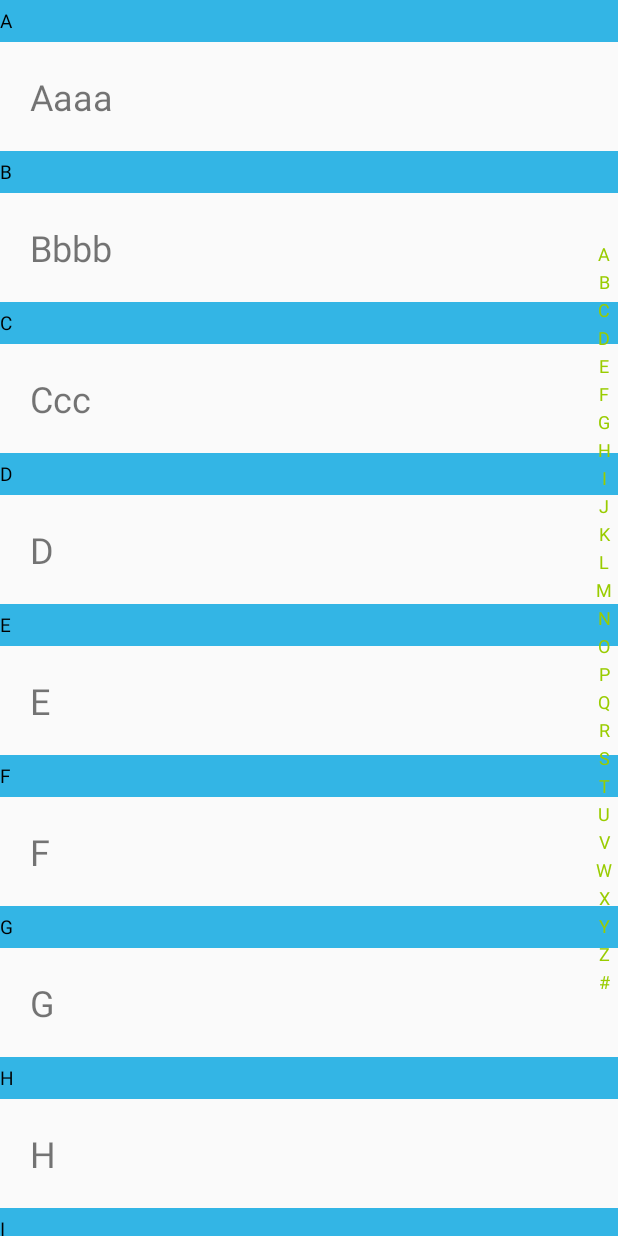
After one commit to AllenWen/android-collection, an Android app: the IndexBarActivity screen opened directly, with no data from a screen before it, on a phone screen of 412 x 824 dp. The commit adds this screen. Run offline under Robolectric (Android 15) with nearby library versions, the phone set to English and light mode, and no system bars.

Commit message:
indexBar

```diff
--- a/app/build.gradle
+++ b/app/build.gradle
@@ -41,4 +41,5 @@ android {
 
 dependencies {
     implementation 'androidx.appcompat:appcompat:1.6.1'
+    implementation 'androidx.recyclerview:recyclerview:1.3.1'
 }
--- a/app/src/main/AndroidManifest.xml
+++ b/app/src/main/AndroidManifest.xml
@@ -26,7 +26,8 @@
         <activity android:name=".inputFilter.InputFilterActivity" />
         <activity android:name=".chart.ChartActivity" />
         <activity android:name=".suffix.SuffixActivity" />
-        <activity android:name=".popup.PopupWindowActivity"/>
+        <activity android:name=".popup.PopupWindowActivity" />
+        <activity android:name=".indexBar.IndexBarActivity" />
     </application>
 
 </manifest>
--- a/app/src/main/java/com/example/app/MainActivity.kt
+++ b/app/src/main/java/com/example/app/MainActivity.kt
@@ -5,6 +5,7 @@ import android.content.Intent
 import android.os.Bundle
 import android.widget.Button
 import com.example.app.chart.ChartActivity
+import com.example.app.indexBar.IndexBarActivity
 import com.example.app.inputFilter.InputFilterActivity
 import com.example.app.popup.PopupWindowActivity
 import com.example.app.suffix.SuffixActivity
@@ -15,7 +16,7 @@ class MainActivity : Activity() {
         setContentView(R.layout.activity_main)
 
         //输入过滤器
-        findViewById<Button>(R.id.input_filter).setOnClickListener {
+        findViewById<Button>(R.id.inputFilter).setOnClickListener {
             startActivity(Intent(this, InputFilterActivity::class.java))
         }
 
@@ -33,5 +34,10 @@ class MainActivity : Activity() {
         findViewById<Button>(R.id.popup).setOnClickListener {
             startActivity(Intent(this, PopupWindowActivity::class.java))
         }
+
+        //侧边索引条
+        findViewById<Button>(R.id.indexBar).setOnClickListener {
+            startActivity(Intent(this, IndexBarActivity::class.java))
+        }
     }
 }
--- /dev/null
+++ b/app/src/main/java/com/example/app/indexBar/IndexAdapter.kt
@@ -0,0 +1,37 @@
+package com.example.app.indexBar
+
+import android.content.Context
+import android.view.LayoutInflater
+import android.view.View
+import android.view.ViewGroup
+import android.widget.TextView
+import android.widget.Toast
+import androidx.recyclerview.widget.RecyclerView
+import com.example.app.R
+
+class IndexAdapter(private val context: Context, private val data: List<String>) :
+    RecyclerView.Adapter<IndexAdapter.ViewHolder>() {
+    override fun onCreateViewHolder(parent: ViewGroup, viewType: Int): ViewHolder {
+        return ViewHolder(LayoutInflater.from(context).inflate(R.layout.item_index, parent, false))
+    }
+
+    override fun getItemCount(): Int {
+        return data.size
+    }
+
+    override fun onBindViewHolder(holder: ViewHolder, position: Int) {
+        val str = data[position]
+        holder.tv.text = str
+        holder.tv.setOnClickListener {
+            Toast.makeText(context, str, Toast.LENGTH_SHORT).show()
+        }
+    }
+
+    class ViewHolder(itemView: View) : RecyclerView.ViewHolder(itemView) {
+        var tv: TextView
+
+        init {
+            tv = itemView.findViewById<View>(R.id.tv) as TextView
+        }
+    }
+}
--- /dev/null
+++ b/app/src/main/java/com/example/app/indexBar/IndexBar.kt
@@ -0,0 +1,168 @@
+package com.example.app.indexBar
+
+import android.content.Context
+import android.graphics.Canvas
+import android.graphics.Paint
+import android.graphics.Rect
+import android.util.AttributeSet
+import android.view.MotionEvent
+import android.view.View
+import androidx.core.content.ContextCompat
+import java.lang.Math.max
+import java.lang.Math.min
+
+class IndexBar : View {
+    private var mWidth = 0
+    private var mHeight = 0
+    private var mPaint: Paint
+    private var mPressColor: Int
+    private var mGap = 0f
+    private val mOffset = 12
+    private var mIndexStrings = arrayListOf<String>()
+    private var mListener: IndexBarListener? = null
+
+    interface IndexBarListener {
+        fun onPress(pos: Int, index: String)
+        fun onRelease()
+    }
+
+    constructor(context: Context) : this(context, null)
+
+    constructor(context: Context, attributeSet: AttributeSet?) : super(context, attributeSet) {
+//        val typedArray = context.obtainStyledAttributes(attributeSet, R.styleable.s)
+        val textColor = ContextCompat.getColor(context, android.R.color.holo_green_light)
+        val indexTextSize = sp2px(context, 12f).toInt()
+        mPressColor = ContextCompat.getColor(context, android.R.color.darker_gray)
+        mPaint = Paint().apply {
+            color = textColor
+            textSize = indexTextSize.toFloat()
+            isAntiAlias = true
+        }
+    }
+
+    override fun onMeasure(widthMeasureSpec: Int, heightMeasureSpec: Int) {
+        super.onMeasure(widthMeasureSpec, heightMeasureSpec)
+        var measureWidth = 0
+        var measureHeight = 0
+        val indexRect = Rect()
+        mIndexStrings.forEach {
+            mPaint.getTextBounds(it, 0, it.length, indexRect)
+            measureWidth = max(indexRect.width() + mOffset, measureWidth)
+            measureHeight = max(indexRect.height() + mOffset, measureHeight)
+        }
+        measureHeight *= mIndexStrings.size
+        when (MeasureSpec.getMode(widthMeasureSpec)) {
+            MeasureSpec.EXACTLY -> measureWidth = MeasureSpec.getSize(widthMeasureSpec)
+            MeasureSpec.AT_MOST -> measureWidth =
+                min(measureWidth, MeasureSpec.getSize(widthMeasureSpec))
+
+            MeasureSpec.UNSPECIFIED -> {
+            }
+        }
+        when (MeasureSpec.getMode(heightMeasureSpec)) {
+            MeasureSpec.EXACTLY -> measureHeight = MeasureSpec.getSize(heightMeasureSpec)
+            MeasureSpec.AT_MOST -> measureHeight =
+                min(measureHeight, MeasureSpec.getSize(heightMeasureSpec))
+
+            MeasureSpec.UNSPECIFIED -> {
+            }
+        }
+        setMeasuredDimension(measureWidth, measureHeight)
+    }
+
+    override fun onDraw(canvas: Canvas?) {
+        mIndexStrings.forEachIndexed { index, s ->
+            val baseline = (mGap - mPaint.fontMetrics.bottom - mPaint.fontMetrics.top) / 2
+            canvas?.drawText(
+                s,
+                (mWidth - mPaint.measureText(s)) / 2,
+                paddingTop + mGap * index + baseline,
+                mPaint
+            )
+        }
+    }
+
+    override fun onTouchEvent(event: MotionEvent?): Boolean {
+        when (event?.action) {
+            MotionEvent.ACTION_DOWN, MotionEvent.ACTION_MOVE -> {
+                if (event.action == MotionEvent.ACTION_DOWN) {
+                    setBackgroundColor(mPressColor)
+                }
+                val y = event.y
+                var index = ((y - paddingTop) / mGap).toInt()
+                when {
+                    index < 0 -> index = 0
+                    index >= mIndexStrings.size -> index = mIndexStrings.size - 1
+                }
+                mListener?.onPress(index, mIndexStrings[index])
+            }
+
+            else -> {
+                setBackgroundColor(ContextCompat.getColor(context, android.R.color.transparent))
+                mListener?.onRelease()
+            }
+        }
+        return true
+    }
+
+    override fun onSizeChanged(w: Int, h: Int, oldw: Int, oldh: Int) {
+        super.onSizeChanged(w, h, oldw, oldh)
+        mWidth = w
+        mHeight = h
+        computeGap()
+    }
+
+    private fun computeGap() {
+        mGap = (mHeight - paddingTop - paddingBottom) / mIndexStrings.size.toFloat()
+    }
+
+    fun setListener(listener: IndexBarListener) {
+        mListener = listener
+    }
+
+    fun setIndexList(list: List<String>) {
+        mIndexStrings.clear()
+        if (list.isNullOrEmpty()) {
+            mIndexStrings.addAll(
+                arrayListOf(
+                    "A",
+                    "B",
+                    "C",
+                    "D",
+                    "E",
+                    "F",
+                    "G",
+                    "H",
+                    "I",
+                    "J",
+                    "K",
+                    "L",
+                    "M",
+                    "N",
+                    "O",
+                    "P",
+                    "Q",
+                    "R",
+                    "S",
+                    "T",
+                    "U",
+                    "V",
+                    "W",
+                    "X",
+                    "Y",
+                    "Z",
+                    "#"
+                )
+            )
+        } else {
+            mIndexStrings.addAll(list)
+        }
+        computeGap()
+    }
+
+    fun sp2px(context: Context, spValue: Float): Float {
+        val fontScale = context.resources.displayMetrics.scaledDensity
+        return (spValue * fontScale + 0.5f)
+    }
+
+}
--- /dev/null
+++ b/app/src/main/java/com/example/app/indexBar/IndexBarActivity.kt
@@ -0,0 +1,73 @@
+package com.example.app.indexBar
+
+import android.app.Activity
+import android.os.Bundle
+import android.view.View
+import android.widget.TextView
+import androidx.recyclerview.widget.LinearLayoutManager
+import androidx.recyclerview.widget.RecyclerView
+import com.example.app.R
+
+class IndexBarActivity : Activity() {
+    private val mList = arrayListOf(
+        "Aaaa",
+        "Bbbb",
+        "Ccc",
+        "D",
+        "E",
+        "F",
+        "G",
+        "H",
+        "I",
+        "J",
+        "K",
+        "L",
+        "M",
+        "N",
+        "O",
+        "P",
+        "Qx",
+        "R",
+        "S",
+        "T",
+        "U",
+        "V",
+        "Www",
+        "X",
+        "Y",
+        "Z",
+        "#"
+    )
+
+    override fun onCreate(savedInstanceState: Bundle?) {
+        super.onCreate(savedInstanceState)
+        setContentView(R.layout.activity_index_bar)
+
+        val recyclerView = findViewById<RecyclerView>(R.id.recyclerView)
+        val indexBar = findViewById<IndexBar>(R.id.indexBar)
+        val indexTextView = findViewById<TextView>(R.id.index)
+
+        val layoutManager = LinearLayoutManager(this)
+        indexBar.setIndexList(arrayListOf())
+        indexBar.setListener(object : IndexBar.IndexBarListener {
+            override fun onPress(pos: Int, index: String) {
+                indexTextView.visibility = View.VISIBLE
+                indexTextView.text = index
+                layoutManager.scrollToPositionWithOffset(
+                    mList.indexOfFirst { it[0].toString() == index },
+                    0
+                )
+            }
+
+            override fun onRelease() {
+                indexTextView.visibility = View.GONE
+            }
+        })
+        val decoration = StickySectionDecoration(
+            this,
+            mList.distinctBy { it[0] }.map { StickySection(true, it[0].toString()) })
+        recyclerView.addItemDecoration(decoration)
+        recyclerView.layoutManager = layoutManager
+        recyclerView.adapter = IndexAdapter(this, mList)
+    }
+}
--- /dev/null
+++ b/app/src/main/java/com/example/app/indexBar/StickySection.kt
@@ -0,0 +1,3 @@
+package com.example.app.indexBar
+
+data class StickySection(val isTitle: Boolean, val title: String)
--- /dev/null
+++ b/app/src/main/java/com/example/app/indexBar/StickySectionDecoration.kt
@@ -0,0 +1,115 @@
+package com.example.app.indexBar
+
+import android.content.Context
+import android.graphics.Canvas
+import android.graphics.Paint
+import android.graphics.Rect
+import android.view.View
+import androidx.core.content.ContextCompat
+import androidx.recyclerview.widget.LinearLayoutManager
+import androidx.recyclerview.widget.RecyclerView
+
+class StickySectionDecoration(val context: Context, val list: List<StickySection>) :
+    RecyclerView.ItemDecoration() {
+    private var mBounds: Rect = Rect()
+    private var fontColor: Int = ContextCompat.getColor(context, android.R.color.black)
+    private var bgColor: Int = ContextCompat.getColor(context, android.R.color.holo_blue_light)
+    private var mSectionHeight: Int = dp2px(context, 28f).toInt()
+    private var mPaint: Paint = Paint().apply {
+        textSize = sp2px(context, 12f)
+        isAntiAlias = true
+    }
+
+    override fun getItemOffsets(
+        outRect: Rect,
+        view: View,
+        parent: RecyclerView,
+        state: RecyclerView.State
+    ) {
+        super.getItemOffsets(outRect, view, parent, state)
+        val position = (view.layoutParams as RecyclerView.LayoutParams).viewLayoutPosition
+        if (list.isNullOrEmpty() || position < 0 || position >= list.size) {
+            return
+        }
+        if (list[position].isTitle) {
+            outRect[0, mSectionHeight, 0] = 0
+        }
+    }
+
+    override fun onDraw(c: Canvas, parent: RecyclerView, state: RecyclerView.State) {
+        super.onDraw(c, parent, state)
+        val left = parent.paddingLeft
+        val right = parent.width - parent.paddingRight
+        val childCount = parent.childCount
+        for (i in 0 until childCount) {
+            val child = parent.getChildAt(i)
+            val params = child.layoutParams as RecyclerView.LayoutParams
+            val position = params.viewLayoutPosition
+            if (list.isNullOrEmpty() || position < 0 || position >= list.size || !list[position].isTitle) {
+                continue
+            }
+            mPaint.color = bgColor
+            c.drawRect(
+                left.toFloat(),
+                (child.top - params.topMargin - mSectionHeight).toFloat(),
+                right.toFloat(),
+                (child.top - params.topMargin).toFloat(),
+                mPaint
+            )
+            mPaint.color = fontColor
+            mPaint.getTextBounds(list[position].title, 0, list[position].title.length, mBounds)
+            c.drawText(
+                list[position].title,
+                child.paddingLeft.toFloat(),
+                child.top - params.topMargin - (mSectionHeight / 2f - mBounds.height() / 2f),
+                mPaint
+            )
+        }
+    }
+
+    override fun onDrawOver(c: Canvas, parent: RecyclerView, state: RecyclerView.State) {
+        val position =
+            (parent.layoutManager as LinearLayoutManager?)!!.findFirstVisibleItemPosition()
+        if (list.isNullOrEmpty() || position < 0 || position >= list.size) {
+            return
+        }
+        val title = list[position].title
+        val child = parent.findViewHolderForLayoutPosition(position)!!.itemView
+        var flag = false
+        if (title != list[position + 1].title) {
+            if (child.height + child.top < mSectionHeight) {
+                c.save()
+                flag = true
+                c.translate(0f, (child.height + child.top - mSectionHeight).toFloat())
+            }
+        }
+        mPaint.color = bgColor
+        c.drawRect(
+            parent.paddingLeft.toFloat(),
+            parent.paddingTop.toFloat(),
+            (parent.right - parent.paddingRight).toFloat(),
+            (parent.paddingTop + mSectionHeight).toFloat(),
+            mPaint
+        )
+        mPaint.color = fontColor
+        mPaint.getTextBounds(title, 0, title.length, mBounds)
+        c.drawText(
+            title,
+            child.paddingLeft.toFloat(),
+            parent.paddingTop + mSectionHeight - (mSectionHeight / 2f - mBounds.height() / 2f),
+            mPaint
+        )
+        if (flag) c.restore()
+    }
+
+    fun dp2px(context: Context, dpValue: Float): Float {
+        val scale = context.resources.displayMetrics.density
+        return (dpValue * scale + 0.5f)
+    }
+
+    fun sp2px(context: Context, spValue: Float): Float {
+        val fontScale = context.resources.displayMetrics.scaledDensity
+        return (spValue * fontScale + 0.5f)
+    }
+
+}
--- /dev/null
+++ b/app/src/main/res/layout/activity_index_bar.xml
@@ -0,0 +1,29 @@
+<?xml version="1.0" encoding="utf-8"?>
+<FrameLayout xmlns:android="http://schemas.android.com/apk/res/android"
+    android:layout_width="match_parent"
+    android:layout_height="match_parent"
+    android:gravity="center_horizontal"
+    android:orientation="vertical">
+
+    <androidx.recyclerview.widget.RecyclerView
+        android:id="@+id/recyclerView"
+        android:layout_width="match_parent"
+        android:layout_height="match_parent" />
+
+    <com.example.app.indexBar.IndexBar
+        android:id="@+id/indexBar"
+        android:layout_width="wrap_content"
+        android:layout_height="wrap_content"
+        android:layout_gravity="end|center_vertical" />
+
+    <TextView
+        android:id="@+id/index"
+        android:layout_width="50dp"
+        android:layout_height="50dp"
+        android:layout_gravity="center"
+        android:background="@android:color/darker_gray"
+        android:gravity="center"
+        android:textColor="@color/white"
+        android:visibility="gone" />
+
+</FrameLayout>
--- a/app/src/main/res/layout/activity_main.xml
+++ b/app/src/main/res/layout/activity_main.xml
@@ -6,7 +6,7 @@
     android:orientation="vertical">
 
     <Button
-        android:id="@+id/input_filter"
+        android:id="@+id/inputFilter"
         android:layout_width="wrap_content"
         android:layout_height="wrap_content"
         android:text="输入过滤器" />
@@ -29,4 +29,9 @@
         android:layout_height="wrap_content"
         android:text="局部变暗弹窗" />
 
+    <Button
+        android:id="@+id/indexBar"
+        android:layout_width="wrap_content"
+        android:layout_height="wrap_content"
+        android:text="侧边索引条" />
 </LinearLayout>
--- /dev/null
+++ b/app/src/main/res/layout/item_index.xml
@@ -0,0 +1,13 @@
+<?xml version="1.0" encoding="utf-8"?>
+<LinearLayout xmlns:android="http://schemas.android.com/apk/res/android"
+    android:layout_width="match_parent"
+    android:layout_height="wrap_content"
+    android:orientation="vertical">
+
+    <TextView
+        android:id="@+id/tv"
+        android:layout_width="match_parent"
+        android:layout_height="wrap_content"
+        android:padding="20dp"
+        android:textSize="24sp" />
+</LinearLayout>
```
Also changed, not shown: 2 other files.
